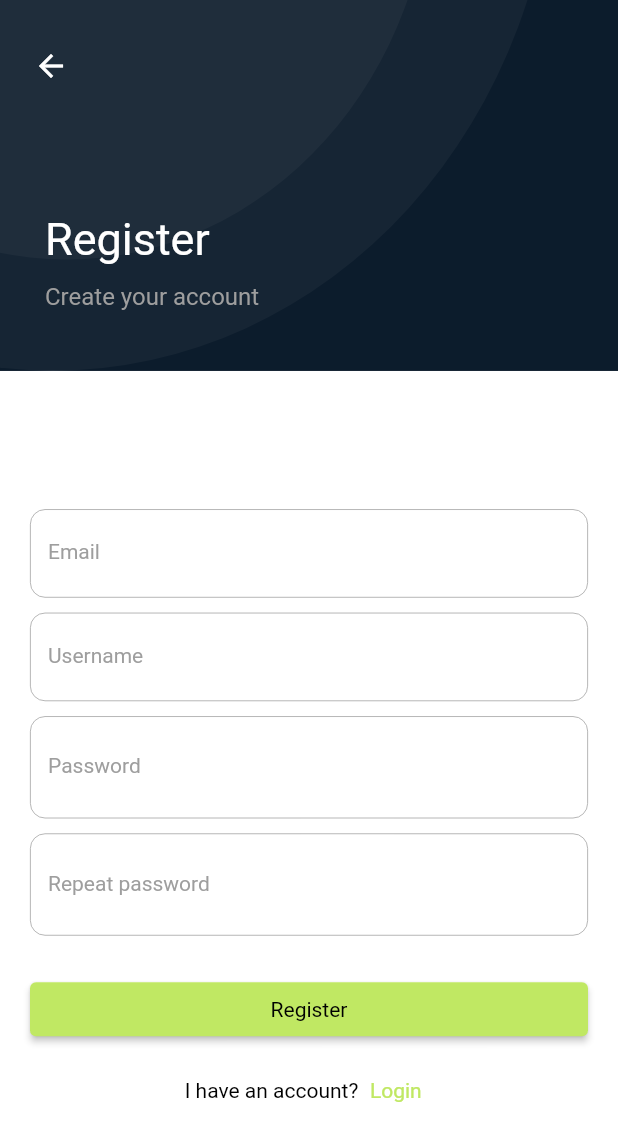
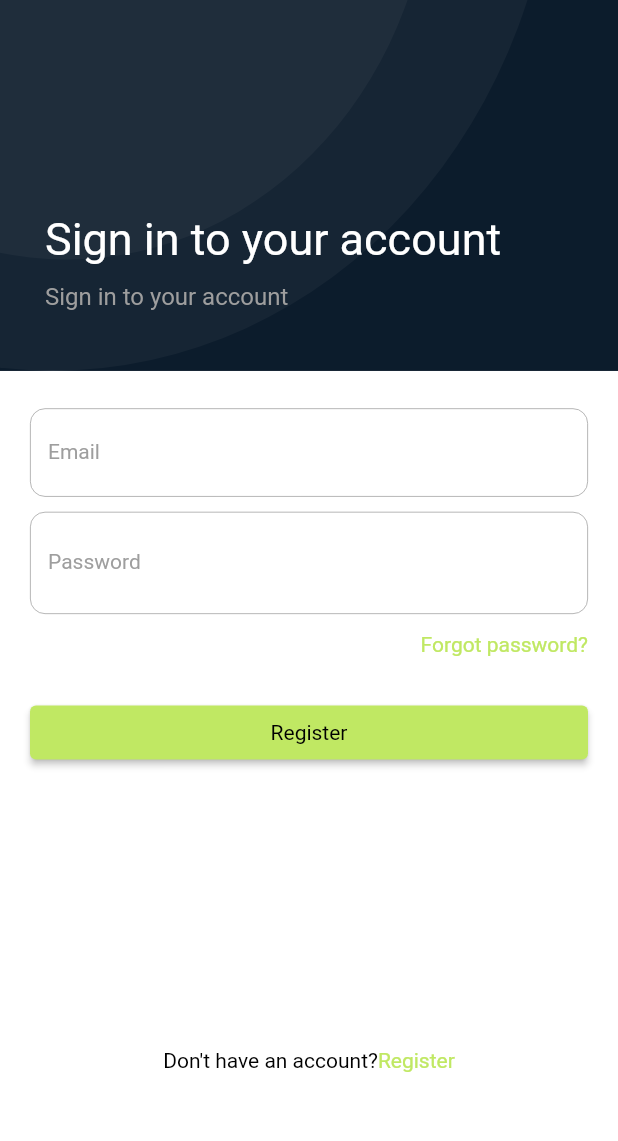
Before and after one commit to payamomidvar/login_flutter, a Flutter app: the screen it shows after launch, on a phone screen of 412 x 824 dp. Shown: the top 1141 px of the screen. Run offline on Flutter 3.47's test engine with Material 2 defaults, Android fonts, the phone set to English and light mode, and no system bars; our stand-ins replace dio, equatable, flutter_bloc.

Commit message:
Login page created

```diff
--- /dev/null
+++ b/lib/bloc/login/login.dart
@@ -0,0 +1,21 @@
+import 'package:flutter/material.dart';
+import 'package:flutter_bloc/flutter_bloc.dart';
+
+import '../../screens/login_page.dart';
+import '../../repositories/user_repository.dart';
+import 'login_bloc.dart';
+
+class Login extends StatelessWidget {
+  const Login({Key? key}) : super(key: key);
+
+  @override
+  Widget build(BuildContext context) {
+    return RepositoryProvider(
+      create: (context) => UserRepository(),
+      child: BlocProvider(
+        create: (context) => LoginBloc(context.read<UserRepository>()),
+        child: LoginPage(),
+      ),
+    );
+  }
+}
--- /dev/null
+++ b/lib/bloc/login/login_event.dart
@@ -0,0 +1,10 @@
+part of 'login_bloc.dart';
+
+class LoginEvent extends Equatable {
+  const LoginEvent(this.dto);
+
+  final Login dto;
+
+  @override
+  List<Object?> get props => [dto];
+}
--- /dev/null
+++ b/lib/bloc/login/login_state.dart
@@ -0,0 +1,26 @@
+part of 'login_bloc.dart';
+
+enum LoginStatus { initial, loading,success, error, fail}
+
+class LoginState extends Equatable{
+  const LoginState({
+    this.status = LoginStatus.initial,
+    this.errorMessage = '',
+});
+
+  final LoginStatus status;
+  final String errorMessage;
+
+  @override
+  List<Object?> get props => [status, errorMessage];
+
+  LoginState copyWith({
+    LoginStatus? status,
+    String? errorMessage,
+  }) {
+    return LoginState(
+      status: status ?? this.status,
+      errorMessage: errorMessage ?? this.errorMessage,
+    );
+  }
+}
--- a/lib/bloc/register.dart
+++ b/lib/bloc/register/register.dart
@@ -1,8 +1,8 @@
 import 'package:flutter/material.dart';
 import 'package:flutter_bloc/flutter_bloc.dart';
 
-import '../screens/register_page.dart';
-import '../repositories/user_repository.dart';
+import '../../screens/register_page.dart';
+import '../../repositories/user_repository.dart';
 import 'register_bloc.dart';
 
 class Register extends StatelessWidget {
--- a/lib/bloc/register_bloc.dart
+++ b/lib/bloc/register/register_bloc.dart
@@ -1,7 +1,7 @@
 import 'package:equatable/equatable.dart';
 import 'package:flutter_bloc/flutter_bloc.dart';
-import '../repositories/user_repository.dart';
-import '../models/register.dart';
+import '../../repositories/user_repository.dart';
+import '../../../models/register.dart';
 
 part 'register_event.dart';
 
--- a/lib/constants/constants.dart
+++ b/lib/constants/constants.dart
@@ -7,6 +7,7 @@ const double smallPadding = 5.0;
 const double strokeWidth = 1.5;
 const double mediumWidth = 20;
 const double largeWidth = 50;
+const double largeHeight = 50;
 const double mediumHeight = 20;
 const double borderFocusWidth = 1;
 const double borderWidth = 0.5;
--- a/lib/login_app.dart
+++ b/lib/login_app.dart
@@ -1,7 +1,9 @@
 import 'package:flutter/material.dart';
+import 'package:login/screens/login_page.dart';
 import 'package:login/screens/register_page.dart';
 import './themes/light_theme.dart';
-import 'bloc/register.dart';
+import 'bloc/login/login.dart';
+import 'bloc/register/register.dart';
 
 class LoginApp extends StatelessWidget {
   const LoginApp({Key? key}) : super(key: key);
@@ -11,7 +13,7 @@ class LoginApp extends StatelessWidget {
     return  MaterialApp(
       debugShowCheckedModeBanner: false,
       theme: lightTheme,
-      home: const Register(),
+      home: const Login(),
     );
   }
 }
--- /dev/null
+++ b/lib/models/login.dart
@@ -0,0 +1,14 @@
+class Login {
+  final String email;
+  final String password;
+
+  Login({
+    required this.email,
+    required this.password,
+  });
+
+  Map<String, dynamic> toJson() => {
+        'email': email,
+        'password': password,
+      };
+}
--- /dev/null
+++ b/lib/screens/login_page.dart
@@ -0,0 +1,121 @@
+import 'package:flutter/material.dart';
+import 'package:flutter_bloc/flutter_bloc.dart';
+import 'package:login/models/login.dart';
+import 'package:login/widgets/email.dart';
+import 'package:login/widgets/password.dart';
+import '../bloc/login/login_bloc.dart';
+import '../constants/constants.dart';
+import '../widgets/app_bar.dart' as app_bar;
+import '../widgets/submit.dart';
+
+class LoginPage extends StatelessWidget {
+  LoginPage({super.key});
+
+  final TextEditingController emailController = TextEditingController(),
+      passwordController = TextEditingController();
+
+  final GlobalKey<FormState> formKey = GlobalKey<FormState>();
+
+  @override
+  Widget build(BuildContext context) {
+    return SafeArea(
+      child: Scaffold(
+        appBar: app_bar.AppBar(
+          title: 'Sign in to your account',
+          subtitle: 'Sign in to your account',
+          height: MediaQuery.of(context).size.height * 0.3,
+        ),
+        body: Padding(
+          padding: const EdgeInsets.symmetric(vertical: largePadding),
+          child: Form(
+            key: formKey,
+            child: ListView(
+              shrinkWrap: true,
+              children: [
+                Email(controller: emailController),
+                Password(controller: passwordController, label: 'Password'),
+                Padding(
+                  padding: const EdgeInsets.symmetric(
+                    horizontal: largePadding,
+                    vertical: smallPadding,
+                  ),
+                  child: Row(
+                    mainAxisAlignment: MainAxisAlignment.end,
+                    children: [
+                      TextButton(
+                        style: TextButton.styleFrom(
+                          padding: EdgeInsets.zero,
+                          tapTargetSize: MaterialTapTargetSize.shrinkWrap,
+                          minimumSize: const Size(largeWidth, mediumHeight),
+                        ),
+                        onPressed: () {},
+                        child: Text(
+                          'Forgot password?',
+                          style: Theme.of(context)
+                              .textTheme
+                              .bodyMedium
+                              ?.copyWith(color: Theme.of(context).primaryColor),
+                        ),
+                      )
+                    ],
+                  ),
+                ),
+                BlocConsumer<LoginBloc, LoginState>(
+                  listener: (context, state) {
+                    if (state.status == LoginStatus.error ||
+                        state.status == LoginStatus.fail) {
+                      ScaffoldMessenger.of(context).showSnackBar(
+                        SnackBar(content: Text(state.errorMessage)),
+                      );
+                    } else if (state.status == LoginStatus.success) {
+                      print('success');
+                    }
+                  },
+                  builder: (context, state) => Submit(
+                    isLoading:
+                        state.status == LoginStatus.loading ? true : false,
+                    title: 'Register',
+                    onTap: () => onSubmitTap(context),
+                  ),
+                ),
+                SizedBox(height: MediaQuery.of(context).size.height * 0.2),
+                Row(
+                  mainAxisAlignment: MainAxisAlignment.center,
+                  children: [
+                    const Text("Don't have an account?"),
+                    TextButton(
+                      style: TextButton.styleFrom(
+                        padding: EdgeInsets.zero,
+                        tapTargetSize: MaterialTapTargetSize.shrinkWrap,
+                        minimumSize: const Size(largeWidth, mediumHeight),
+                      ),
+                      onPressed: () {},
+                      child: Text(
+                        'Register',
+                        style: Theme.of(context)
+                            .textTheme
+                            .bodyMedium
+                            ?.copyWith(color: Theme.of(context).primaryColor),
+                      ),
+                    )
+                  ],
+                ),
+              ],
+            ),
+          ),
+        ),
+      ),
+    );
+  }
+
+  onSubmitTap(BuildContext context) {
+    if (formKey.currentState?.validate() ?? false ) {
+      final Login dto = Login(
+        email: emailController.text,
+        password: passwordController.text,
+
+      );
+      context.read<LoginBloc>().add(LoginEvent(dto));
+    }
+  }
+}
--- a/lib/screens/register_page.dart
+++ b/lib/screens/register_page.dart
@@ -1,6 +1,6 @@
 import 'package:flutter/material.dart';
 import 'package:flutter_bloc/flutter_bloc.dart';
-import '../bloc/register_bloc.dart';
+import '../bloc/register/register_bloc.dart';
 import '../constants/constants.dart';
 import '../models/register.dart';
 import '../widgets/username.dart';
--- a/lib/widgets/app_bar.dart
+++ b/lib/widgets/app_bar.dart
@@ -8,13 +8,13 @@ class AppBar extends StatelessWidget implements PreferredSizeWidget {
   final String title;
   final String subtitle;
   final double height;
-  final Function() onTap;
+  final Function()? onTap;
 
   const AppBar({
     required this.title,
     required this.subtitle,
-    required this.onTap,
     this.height = kToolbarHeight,
+    this.onTap,
     super.key,
   });
 
@@ -34,7 +34,8 @@ class AppBar extends StatelessWidget implements PreferredSizeWidget {
             left: 30,
             child: Text(
               title,
-              style: const TextStyle(color: secondaryColor, fontSize: hugeFontSize),
+              style: const TextStyle(
+                  color: secondaryColor, fontSize: hugeFontSize),
             ),
           ),
           Positioned(
@@ -42,17 +43,20 @@ class AppBar extends StatelessWidget implements PreferredSizeWidget {
             left: 30,
             child: Text(
               subtitle,
-              style: const TextStyle(color: descriptionColor, fontSize: largeFontSize),
+              style: const TextStyle(
+                  color: descriptionColor, fontSize: largeFontSize),
             ),
           ),
-          Positioned(
+          onTap != null
+              ? Positioned(
                   top: 20,
                   left: 10,
                   child: IconButton(
                     onPressed: onTap,
                     icon: const Icon(Icons.arrow_back, color: secondaryColor),
                   ),
-          ),
+                )
+              : const SizedBox.shrink(),
         ],
       ),
     );
```
Also changed, not shown: lib/bloc/login/login_bloc.dart (added, +36 -0 lines), lib/repositories/user_repository.dart (+31 -0 lines), lib/bloc/register/register_event.dart (renamed from lib/bloc/register_event.dart), lib/bloc/register/register_state.dart (renamed from lib/bloc/register_state.dart). Lines whose indentation alone changed are shown as unchanged.
